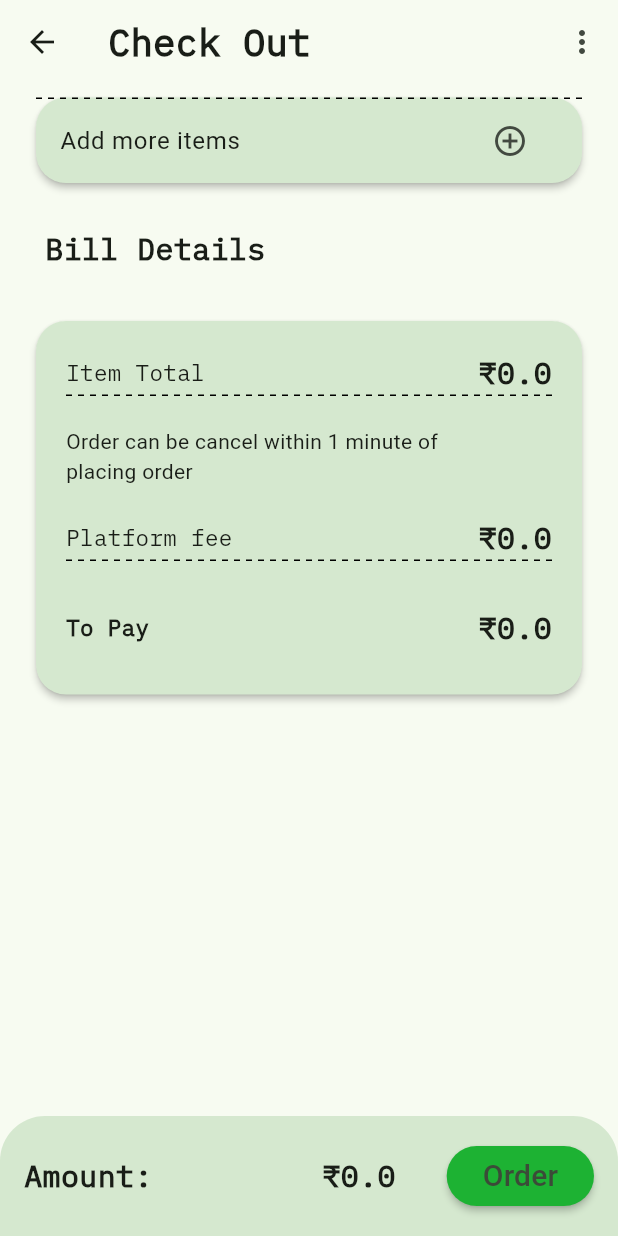
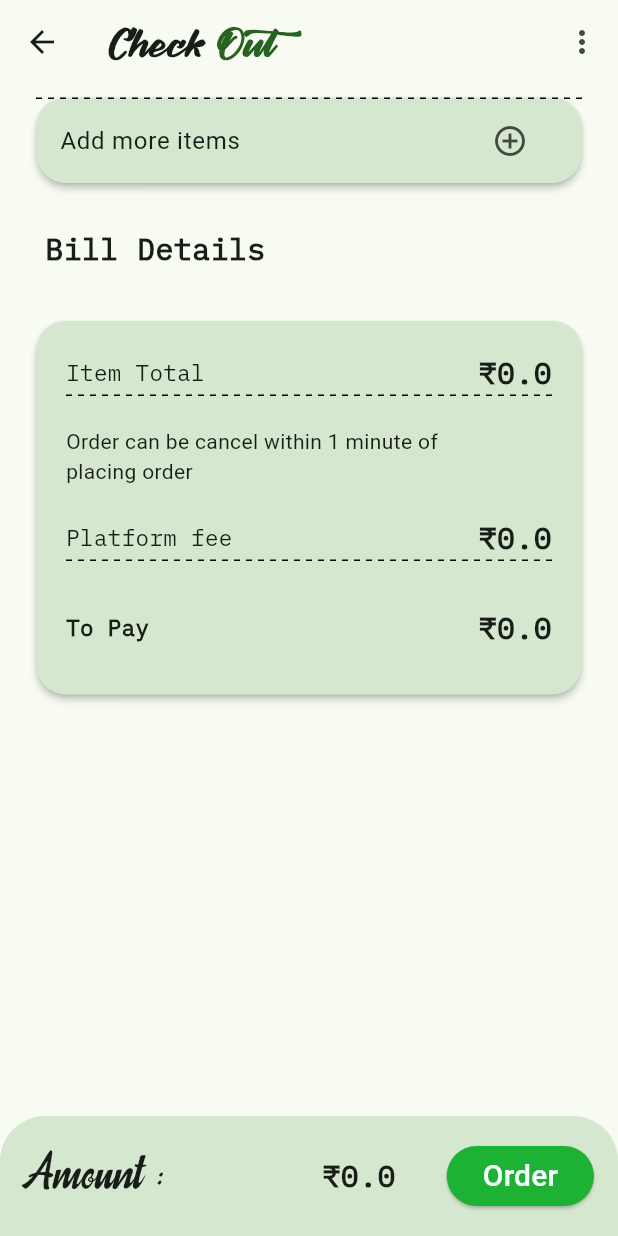
Before and after one commit to Cscreed3131/Silicon_Eats, a Flutter app: the CartScreen screen opened by its route, on a phone screen of 412 x 824 dp. Run offline on Flutter 3.47's test engine with Material 2 defaults, Android fonts, the phone set to English and light mode, and no system bars; drawn by our look-alikes of dotted_line; our stand-ins replace animate_do, cached_network_image, cloud_firestore, firebase_auth, firebase_core, firebase_storage and 2 more; accounts and stored records are empty.

Commit message:
minor changes

```diff
--- a/lib/main.dart
+++ b/lib/main.dart
@@ -61,6 +61,11 @@ class MyApp extends ConsumerWidget {
             borderRadius: BorderRadius.circular(20),
           ),
         ),
+        filledButtonTheme: const FilledButtonThemeData(
+          style: ButtonStyle(
+            elevation: MaterialStatePropertyAll(1),
+          ),
+        ),
         useMaterial3: true,
       ),
       home: StreamBuilder(
--- a/lib/providers/cart_provider.dart
+++ b/lib/providers/cart_provider.dart
@@ -31,4 +31,8 @@ class CartController extends StateNotifier<Cart> {
   double getTotalPayment() {
     return state.getTotalPayment();
   }
+
+  int getTotalItemCount() {
+    return state.getTotalItemCount();
+  }
 }
--- a/lib/src/home/screens/cart_screen.dart
+++ b/lib/src/home/screens/cart_screen.dart
@@ -20,12 +20,25 @@ class _CartScreenState extends ConsumerState<CartScreen> {
 
     return Scaffold(
       appBar: AppBar(
-        title: const Text(
-          'Check Out',
-          style: TextStyle(
-            fontFamily: 'IBMPlexMono',
-            fontSize: 25.0,
-            fontWeight: FontWeight.bold,
+        title: Text.rich(
+          TextSpan(
+            text: 'Check ',
+            style: const TextStyle(
+              fontFamily: 'NauticalPrestige',
+              fontSize: 35.0,
+              fontWeight: FontWeight.bold,
+            ),
+            children: [
+              TextSpan(
+                text: 'Out',
+                style: TextStyle(
+                  fontFamily: 'NauticalPrestige',
+                  fontSize: 35.0,
+                  fontWeight: FontWeight.bold,
+                  color: Theme.of(context).colorScheme.primary,
+                ),
+              ),
+            ],
           ),
         ),
         actions: [
@@ -96,7 +109,7 @@ class _CartScreenState extends ConsumerState<CartScreen> {
                                               style: const TextStyle(
                                                 fontSize: 20,
                                                 fontFamily: "IBMPLexMono",
-                                                fontWeight: FontWeight.bold,
+                                                // fontWeight: FontWeight.bold,
                                               ),
                                             ),
                                           ),
@@ -329,11 +342,10 @@ class _CartScreenState extends ConsumerState<CartScreen> {
               SizedBox(
                 width: screenwidth / 2.5,
                 child: const Text(
-                  'Amount:',
+                  'Amount :',
                   style: TextStyle(
-                    fontSize: 20,
-                    fontFamily: 'IBMPLexMono',
-                    fontWeight: FontWeight.bold,
+                    fontSize: 30,
+                    fontFamily: 'Barrbar',
                   ),
                 ),
               ),
@@ -347,14 +359,15 @@ class _CartScreenState extends ConsumerState<CartScreen> {
               ),
               FilledButton.tonal(
                 style: ButtonStyle(
-                  elevation: const MaterialStatePropertyAll(2),
+                  // elevation: const MaterialStatePropertyAll(2),
                   backgroundColor: MaterialStatePropertyAll(
                       Theme.of(context).colorScheme.onPrimary),
                 ),
-                child: const Text(
+                child: Text(
                   'Order',
                   style: TextStyle(
                     fontSize: 20,
+                    color: Theme.of(context).colorScheme.background,
                   ),
                 ),
                 onPressed: () {},
```
Also changed, not shown: lib/models/cart_item.dart (+8 -0 lines), lib/src/home/screens/home_screen.dart (+5 -13 lines), lib/src/home/widgets/cart_item_button.dart (added, +28 -0 lines), lib/src/home/widgets/food_item_widget.dart (deleted, +0 -108 lines), pubspec.yaml (+14 -0 lines), assets/fonts/Barrbar-DOKOR.otf (added), assets/fonts/Inter-VariableFont_slnt,wght.ttf (added), assets/fonts/Satisfy-Regular.ttf (added), assets/fonts/StintUltraCondensed-Regular.ttf (added), pubspec.lock.
